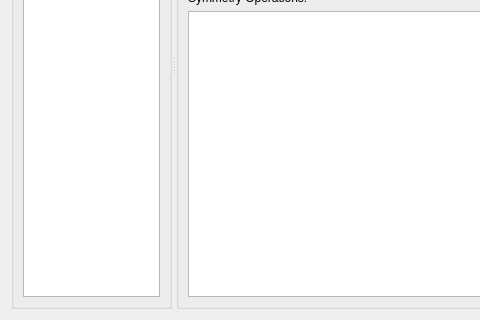
The window that ui/sglist.ui (tweber-ill/frm_mirror-takin1) describes before a commit, drawn with Qt 5; both pictures show x 0 to 480 and y 190 to 510 of the 622 by 510 pixel window.
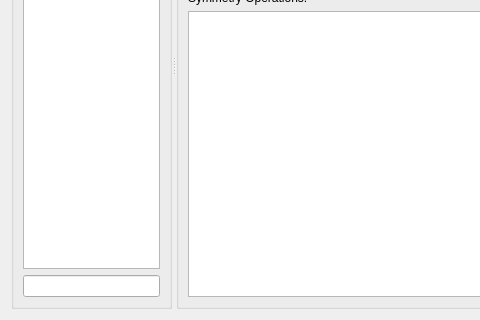
The same window after the commit.

```diff
--- a/ui/sglist.ui
+++ b/ui/sglist.ui
@@ -36,6 +36,13 @@
        <item row="0" column="1">
         <widget class="QListWidget" name="listSGs"/>
        </item>
+       <item row="1" column="1">
+        <widget class="QLineEdit" name="editFilter">
+         <property name="toolTip">
+          <string>Search Space Groups</string>
+         </property>
+        </widget>
+       </item>
       </layout>
      </widget>
      <widget class="QGroupBox" name="groupBox_2">
```
Left out of the diff: 1 changed line with no effect on the pictures.
